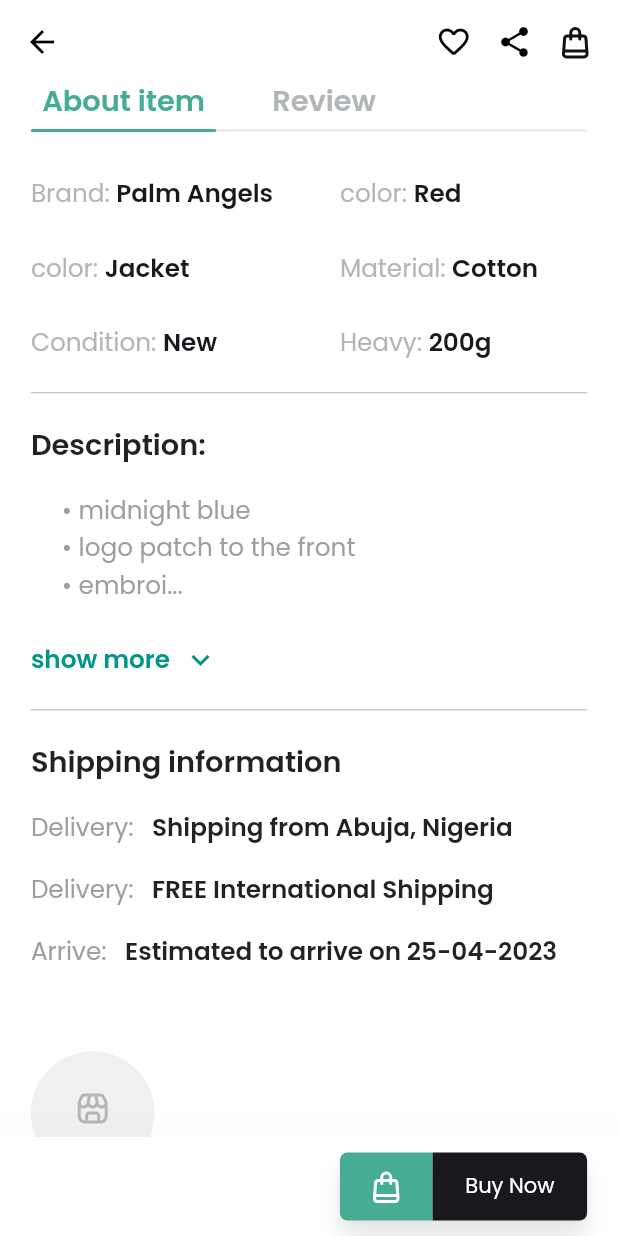
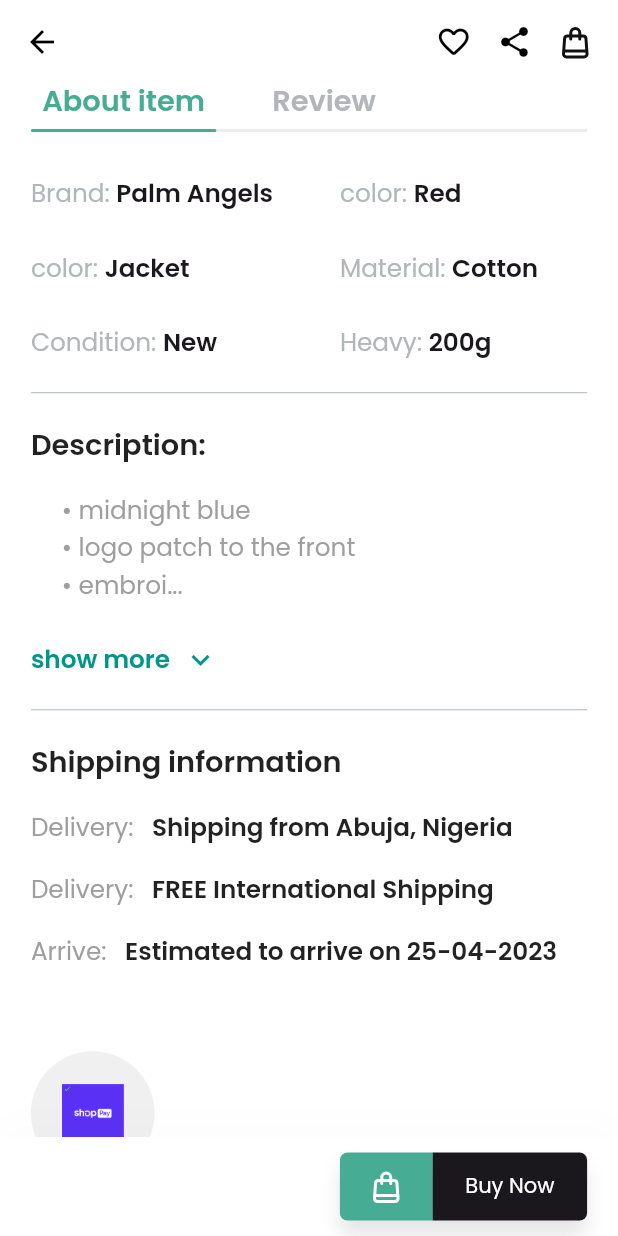
Before and after one commit to SolomonAbuh/E-Commerce-UI-Animation, a Flutter app: the ProductDetailsScreen screen opened directly with sample values from the repository, scrolled down 576 dp, on a phone screen of 412 x 824 dp. Run offline on Flutter 3.47's test engine with Material 2 defaults, Android fonts, the phone set to English and light mode, and no system bars; drawn by our look-alikes of flutter_animate; our stand-ins replace carousel_slider, flutter_svg, google_fonts, sizer.

Commit message:
update on product_shop_info.dart 🛠

```diff
--- a/lib/constants/app_assets.dart
+++ b/lib/constants/app_assets.dart
@@ -13,7 +13,6 @@ abstract class AppAssets {
   static const String ticketIcon = 'assets/icons/ticket.svg';
   static const String homeIcon = 'assets/icons/home.svg';
   static const String searchIcon = 'assets/icons/search.svg';
-
 
   // assets for images
   static const String advertOne = 'assets/images/ad_one.png';
@@ -61,4 +60,6 @@ abstract class AppAssets {
       'assets/images/stone_silver_jacket_three.jpeg';
   static const String stoneSilverJacketFour =
       'assets/images/stone_silver_jacket_four.jpeg';
+
+  static const String shopLogo = 'assets/images/shop_logo.png';
 }
--- a/lib/widgets/product_shop_info.dart
+++ b/lib/widgets/product_shop_info.dart
@@ -13,20 +13,14 @@ class ProductShopInfo extends StatelessWidget {
     return Row(
       children: [
         Container(
-          padding: EdgeInsets.all(1.h),
-          height: 10.h,
-          width: 10.h,
-          decoration: BoxDecoration(
-            shape: BoxShape.circle,
-            color: AppColors.greyLight.withOpacity(0.2),
-          ),
-          child: Center(
-            child: SvgPicture.asset(
-              AppAssets.shopIcon,
-              color: AppColors.greyLight,
+            padding: EdgeInsets.all(2.5.h),
+            height: 10.h,
+            width: 10.h,
+            decoration: BoxDecoration(
+              shape: BoxShape.circle,
+              color: AppColors.greyLight.withOpacity(0.2),
             ),
-          ),
-        )
+            child: Image.asset(AppAssets.shopLogo))
       ],
     );
   }
```
Also changed, not shown: assets/images/shop_logo.png (added).
